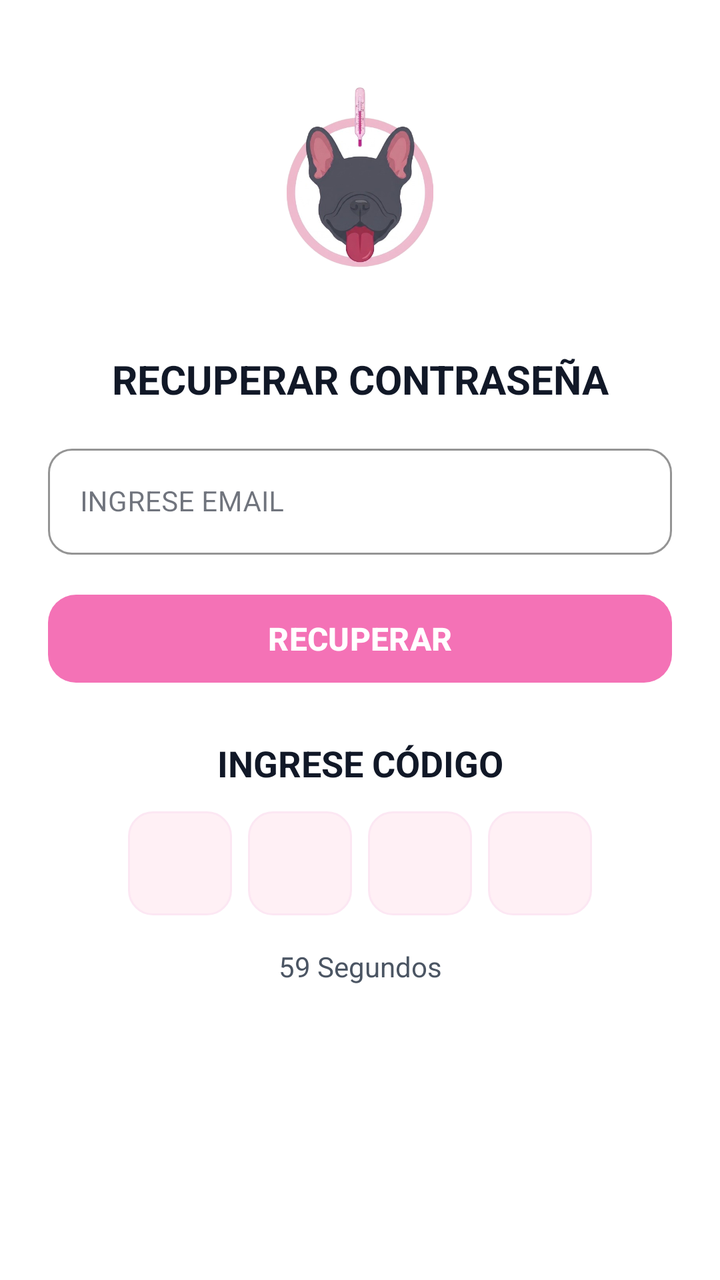
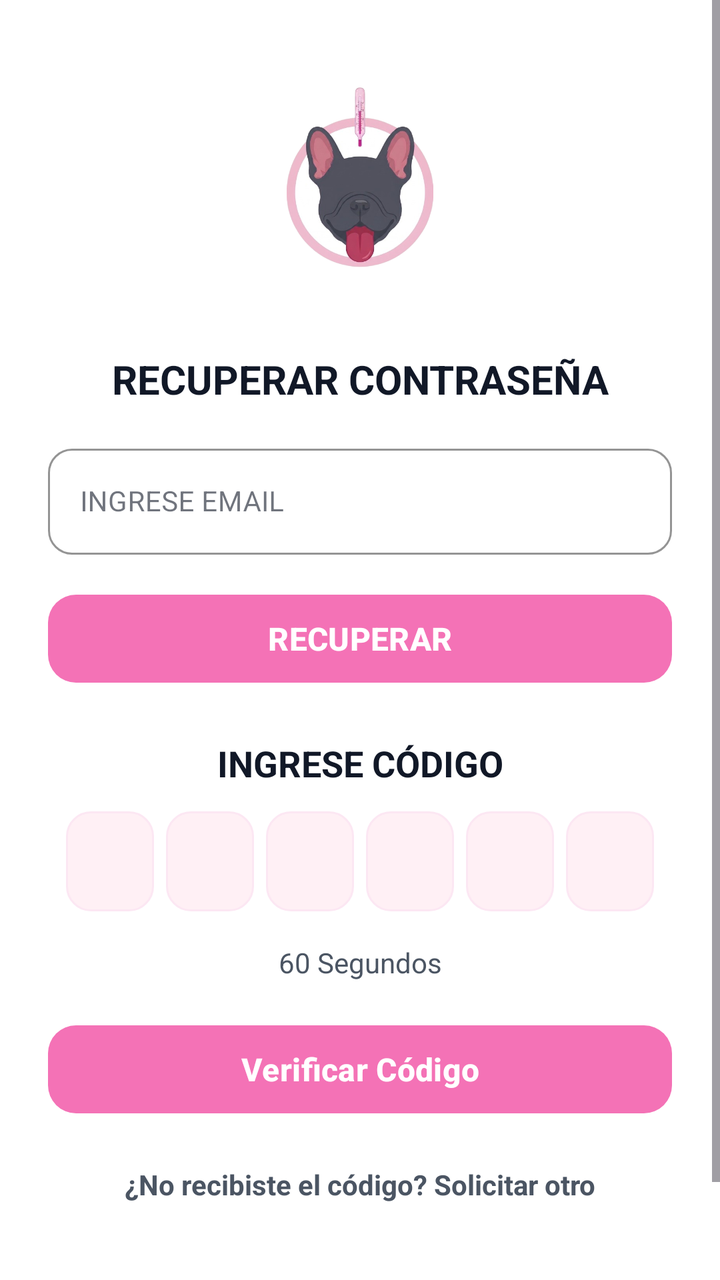

Before-and-after screenshots of an Android layout around one commit, followed by the original layout XML and the change that was made.
<!-- AndroidManifest.xml: application theme Theme.MyApplication -->
<!-- res/layout/activity_forgot_password.xml -->
<?xml version="1.0" encoding="utf-8"?>
<ScrollView xmlns:android="http://schemas.android.com/apk/res/android"
    xmlns:app="http://schemas.android.com/apk/res-auto"
    xmlns:tools="http://schemas.android.com/tools"
    android:id="@+id/forgot_scroll"
    android:layout_width="match_parent"
    android:layout_height="match_parent"
    android:background="@color/white"
    android:clipToPadding="false"
    android:fillViewport="true"
    android:paddingBottom="40dp"
    tools:context=".ForgotPasswordActivity">

    <androidx.constraintlayout.widget.ConstraintLayout
        android:id="@+id/forgot_main"
        android:layout_width="match_parent"
        android:layout_height="wrap_content"
        android:paddingHorizontal="24dp"
        android:paddingTop="30dp"
        android:paddingBottom="40dp">

        
        <ImageView
            android:id="@+id/iv_forgot_logo"
            android:layout_width="200dp"
            android:layout_height="130dp"
            android:contentDescription="@string/app_name"
            android:scaleType="fitCenter"
            android:src="@drawable/imagenapp"
            app:layout_constraintEnd_toEndOf="parent"
            app:layout_constraintStart_toStartOf="parent"
            app:layout_constraintTop_toTopOf="parent" />

        
        <TextView
            android:id="@+id/tv_forgot_title"
            android:layout_width="wrap_content"
            android:layout_height="wrap_content"
            android:layout_marginTop="16dp"
            android:gravity="center"
            android:text="@string/title_recover_pass"
            android:textColor="@color/text_dark"
            android:textSize="20sp"
            android:textStyle="bold"
            app:layout_constraintEnd_toEndOf="parent"
            app:layout_constraintStart_toStartOf="parent"
            app:layout_constraintTop_toBottomOf="@+id/iv_forgot_logo" />

        
        <com.google.android.material.textfield.TextInputLayout
            android:id="@+id/til_forgot_email"
            style="@style/Widget.MaterialComponents.TextInputLayout.OutlinedBox"
            android:layout_width="match_parent"
            android:layout_height="wrap_content"
            android:layout_marginTop="16dp"
            app:boxCornerRadiusBottomEnd="12dp"
            app:boxCornerRadiusBottomStart="12dp"
            app:boxCornerRadiusTopEnd="12dp"
            app:boxCornerRadiusTopStart="12dp"
            app:boxStrokeColor="@color/card_border"
            app:layout_constraintTop_toBottomOf="@+id/tv_forgot_title">

            <com.google.android.material.textfield.TextInputEditText
                android:id="@+id/et_forgot_email"
                android:layout_width="match_parent"
                android:layout_height="wrap_content"
                android:hint="@string/hint_enter_email"
                android:inputType="textEmailAddress"
                android:textColor="@color/text_dark"
                android:textSize="14sp" />
        </com.google.android.material.textfield.TextInputLayout>

        
        <com.google.android.material.button.MaterialButton
            android:id="@+id/btn_forgot_recuperar"
            android:layout_width="match_parent"
            android:layout_height="52dp"
            android:layout_marginTop="16dp"
            android:text="@string/btn_recuperar"
            android:textColor="@color/white"
            android:textSize="16sp"
            android:textStyle="bold"
            app:backgroundTint="@color/red_primary"
            app:cornerRadius="14dp"
            app:layout_constraintTop_toBottomOf="@+id/til_forgot_email" />

        
        <TextView
            android:id="@+id/tv_code_title"
            android:layout_width="wrap_content"
            android:layout_height="wrap_content"
            android:layout_marginTop="24dp"
            android:gravity="center"
            android:text="@string/title_enter_code"
            android:textColor="@color/text_dark"
            android:textSize="18sp"
            android:textStyle="bold"
            app:layout_constraintEnd_toEndOf="parent"
            app:layout_constraintStart_toStartOf="parent"
            app:layout_constraintTop_toBottomOf="@+id/btn_forgot_recuperar" />

        
        <LinearLayout
            android:id="@+id/layout_code_boxes"
            android:layout_width="wrap_content"
            android:layout_height="wrap_content"
            android:layout_marginTop="12dp"
            android:orientation="horizontal"
            app:layout_constraintEnd_toEndOf="parent"
            app:layout_constraintStart_toStartOf="parent"
            app:layout_constraintTop_toBottomOf="@+id/tv_code_title">

            <EditText
                android:id="@+id/et_code_1"
                android:layout_width="52dp"
                android:layout_height="52dp"
                android:background="@drawable/bg_pink_tag"
                android:gravity="center"
                android:inputType="number"
                android:maxLength="1"
                android:textColor="@color/text_dark"
                android:textSize="20sp"
                android:textStyle="bold" />

            <EditText
                android:id="@+id/et_code_2"
                android:layout_width="52dp"
                android:layout_height="52dp"
                android:layout_marginStart="8dp"
                android:background="@drawable/bg_pink_tag"
                android:gravity="center"
                android:inputType="number"
                android:maxLength="1"
                android:textColor="@color/text_dark"
                android:textSize="20sp"
                android:textStyle="bold" />

            <EditText
                android:id="@+id/et_code_3"
                android:layout_width="52dp"
                android:layout_height="52dp"
                android:layout_marginStart="8dp"
                android:background="@drawable/bg_pink_tag"
                android:gravity="center"
                android:inputType="number"
                android:maxLength="1"
                android:textColor="@color/text_dark"
                android:textSize="20sp"
                android:textStyle="bold" />

            <EditText
                android:id="@+id/et_code_4"
                android:layout_width="52dp"
                android:layout_height="52dp"
                android:layout_marginStart="8dp"
                android:background="@drawable/bg_pink_tag"
                android:gravity="center"
                android:inputType="number"
                android:maxLength="1"
                android:textColor="@color/text_dark"
                android:textSize="20sp"
                android:textStyle="bold" />
        </LinearLayout>

        
        <TextView
            android:id="@+id/tv_timer"
            android:layout_width="wrap_content"
            android:layout_height="wrap_content"
            android:layout_marginTop="16dp"
            android:text="59 Segundos"
            android:textColor="@color/text_secondary"
            android:textSize="14sp"
            app:layout_constraintEnd_toEndOf="parent"
            app:layout_constraintStart_toStartOf="parent"
            app:layout_constraintTop_toBottomOf="@+id/layout_code_boxes" />

    </androidx.constraintlayout.widget.ConstraintLayout>
</ScrollView>
<!-- resources referenced by this layout -->
<resources>
  <color name="card_border">#FCE7F3</color>
  <color name="red_primary">#F472B6</color>
  <color name="text_dark">#111827</color>
  <color name="text_secondary">#4B5563</color>
  <color name="white">#FFFFFF</color>
  <!-- drawable bg_pink_tag (drawable) -->
  <?xml version="1.0" encoding="utf-8"?>
  <shape xmlns:android="http://schemas.android.com/apk/res/android">
      <solid android:color="@color/pink_pastel_light" />
      <corners android:radius="12dp" />
      <stroke android:width="1dp" android:color="@color/pink_pastel_soft" />
  </shape>
  <!-- drawable imagenapp: png bitmap (drawable, 152605 bytes) -->
  <string name="app_name">SmartTemp</string>
  <string name="btn_recuperar">RECUPERAR</string>
  <string name="hint_enter_email">INGRESE EMAIL</string>
  <string name="title_enter_code">INGRESE CÓDIGO</string>
  <string name="title_recover_pass">RECUPERAR CONTRASEÑA</string>
  <style name="Theme.MyApplication" parent="Base.Theme.MyApplication" />
  <color name="pink_pastel_light">#FFF0F5</color>
  <color name="pink_pastel_soft">#FCE7F3</color>
  <style name="Base.Theme.MyApplication" parent="Theme.Material3.Light.NoActionBar">
          <item name="colorPrimary">@color/pink_primary</item>
          <item name="colorOnPrimary">@color/white</item>
          <item name="colorPrimaryContainer">@color/pink_pastel_light</item>
          <item name="colorOnPrimaryContainer">@color/pink_dark</item>
          <item name="colorSecondary">@color/pink_pastel</item>
          <item name="colorOnSecondary">@color/black</item>
  
          <item name="android:colorBackground">@color/app_bg</item>
          <item name="colorSurface">@color/white</item>
          <item name="colorOnSurface">@color/text_dark</item>
          <item name="colorOnSurfaceVariant">@color/text_secondary</item>
  
          
          <item name="android:statusBarColor">@android:color/transparent</item>
          <item name="android:windowLightStatusBar">true</item>
          <item name="android:navigationBarColor">@android:color/transparent</item>
          <item name="android:windowDrawsSystemBarBackgrounds">true</item>
      </style>
  <color name="pink_primary">#F472B6</color>
  <color name="pink_dark">#EC4899</color>
  <color name="pink_pastel">#FF80AB</color>
  <color name="black">#FF000000</color>
  <color name="app_bg">#FFF7F9</color>
</resources>

<!-- the commit's change to res/layout/activity_forgot_password.xml (unified diff, before → after) -->
@@ -105,6 +105,7 @@
             android:layout_width="wrap_content"
             android:layout_height="wrap_content"
             android:layout_marginTop="12dp"
+            android:gravity="center"
             android:orientation="horizontal"
             app:layout_constraintEnd_toEndOf="parent"
             app:layout_constraintStart_toStartOf="parent"
@@ -112,8 +113,8 @@
 
             <EditText
                 android:id="@+id/et_code_1"
-                android:layout_width="52dp"
-                android:layout_height="52dp"
+                android:layout_width="44dp"
+                android:layout_height="50dp"
                 android:background="@drawable/bg_pink_tag"
                 android:gravity="center"
                 android:inputType="number"
@@ -124,9 +125,9 @@
 
             <EditText
                 android:id="@+id/et_code_2"
-                android:layout_width="52dp"
-                android:layout_height="52dp"
-                android:layout_marginStart="8dp"
+                android:layout_width="44dp"
+                android:layout_height="50dp"
+                android:layout_marginStart="6dp"
                 android:background="@drawable/bg_pink_tag"
                 android:gravity="center"
                 android:inputType="number"
@@ -137,9 +138,9 @@
 
             <EditText
                 android:id="@+id/et_code_3"
-                android:layout_width="52dp"
-                android:layout_height="52dp"
-                android:layout_marginStart="8dp"
+                android:layout_width="44dp"
+                android:layout_height="50dp"
+                android:layout_marginStart="6dp"
                 android:background="@drawable/bg_pink_tag"
                 android:gravity="center"
                 android:inputType="number"
@@ -150,9 +151,35 @@
 
             <EditText
                 android:id="@+id/et_code_4"
-                android:layout_width="52dp"
-                android:layout_height="52dp"
-                android:layout_marginStart="8dp"
+                android:layout_width="44dp"
+                android:layout_height="50dp"
+                android:layout_marginStart="6dp"
+                android:background="@drawable/bg_pink_tag"
+                android:gravity="center"
+                android:inputType="number"
+                android:maxLength="1"
+                android:textColor="@color/text_dark"
+                android:textSize="20sp"
+                android:textStyle="bold" />
+
+            <EditText
+                android:id="@+id/et_code_5"
+                android:layout_width="44dp"
+                android:layout_height="50dp"
+                android:layout_marginStart="6dp"
+                android:background="@drawable/bg_pink_tag"
+                android:gravity="center"
+                android:inputType="number"
+                android:maxLength="1"
+                android:textColor="@color/text_dark"
+                android:textSize="20sp"
+                android:textStyle="bold" />
+
+            <EditText
+                android:id="@+id/et_code_6"
+                android:layout_width="44dp"
+                android:layout_height="50dp"
+                android:layout_marginStart="6dp"
                 android:background="@drawable/bg_pink_tag"
                 android:gravity="center"
                 android:inputType="number"
@@ -168,12 +195,42 @@
             android:layout_width="wrap_content"
             android:layout_height="wrap_content"
             android:layout_marginTop="16dp"
-            android:text="59 Segundos"
+            android:text="60 Segundos"
             android:textColor="@color/text_secondary"
             android:textSize="14sp"
             app:layout_constraintEnd_toEndOf="parent"
             app:layout_constraintStart_toStartOf="parent"
             app:layout_constraintTop_toBottomOf="@+id/layout_code_boxes" />
 
+        
+        <com.google.android.material.button.MaterialButton
+            android:id="@+id/btn_verificar_codigo"
+            android:layout_width="match_parent"
+            android:layout_height="52dp"
+            android:layout_marginTop="18dp"
+            android:text="Verificar Código"
+            android:textColor="@color/white"
+            android:textSize="16sp"
+            android:textStyle="bold"
+            app:backgroundTint="@color/pink_primary"
+            app:cornerRadius="14dp"
+            app:layout_constraintTop_toBottomOf="@+id/tv_timer" />
+
+        
+        <TextView
+            android:id="@+id/btn_reenviar_codigo"
+            android:layout_width="wrap_content"
+            android:layout_height="wrap_content"
+            android:layout_marginTop="14dp"
+            android:padding="8dp"
+            android:text="¿No recibiste el código? Solicitar otro"
+            android:textColor="@color/text_secondary"
+            android:textSize="14sp"
+            android:textStyle="bold"
+            android:clickable="false"
+            app:layout_constraintEnd_toEndOf="parent"
+            app:layout_constraintStart_toStartOf="parent"
+            app:layout_constraintTop_toBottomOf="@+id/btn_verificar_codigo" />
+
     </androidx.constraintlayout.widget.ConstraintLayout>
 </ScrollView>
